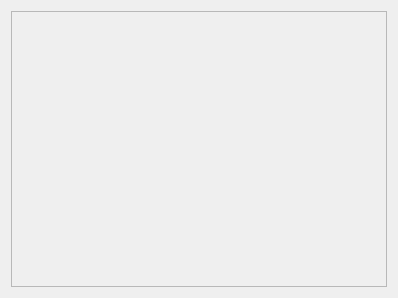
Above: src/libs/libpuppet/pose/NameMappingWidget.ui from mrdeveloperdude/OctoMY before the change. Below: the same form after it.
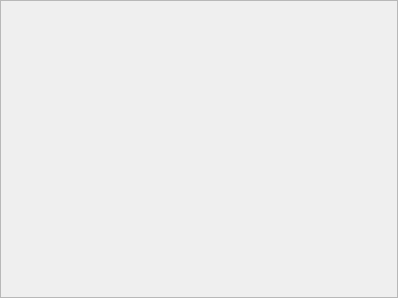
That is the form after the change. Custom widgets are drawn as their Qt base class.

```diff
--- a/src/libs/libpuppet/pose/NameMappingWidget.ui
+++ b/src/libs/libpuppet/pose/NameMappingWidget.ui
@@ -14,6 +14,18 @@
    <string>Form</string>
   </property>
   <layout class="QVBoxLayout" name="verticalLayoutNameMappingWidget">
+   <property name="leftMargin">
+    <number>0</number>
+   </property>
+   <property name="topMargin">
+    <number>0</number>
+   </property>
+   <property name="rightMargin">
+    <number>0</number>
+   </property>
+   <property name="bottomMargin">
+    <number>0</number>
+   </property>
    <item>
     <widget class="QScrollArea" name="scrollArea">
      <property name="widgetResizable">
@@ -24,11 +36,23 @@
        <rect>
         <x>0</x>
         <y>0</y>
-        <width>378</width>
-        <height>278</height>
+        <width>396</width>
+        <height>296</height>
        </rect>
       </property>
       <layout class="QVBoxLayout" name="verticalLayoutScrollAreaContent">
+       <property name="leftMargin">
+        <number>0</number>
+       </property>
+       <property name="topMargin">
+        <number>0</number>
+       </property>
+       <property name="rightMargin">
+        <number>0</number>
+       </property>
+       <property name="bottomMargin">
+        <number>0</number>
+       </property>
        <item>
         <widget class="NameMappingView" name="widgetNames" native="true">
          <property name="sizePolicy">
@@ -37,7 +61,20 @@
            <verstretch>0</verstretch>
           </sizepolicy>
          </property>
-         <layout class="QVBoxLayout" name="verticalLayoutNamesWidgetPlaceholder"/>
+         <layout class="QVBoxLayout" name="verticalLayoutNamesWidgetPlaceholder">
+          <property name="leftMargin">
+           <number>0</number>
+          </property>
+          <property name="topMargin">
+           <number>0</number>
+          </property>
+          <property name="rightMargin">
+           <number>0</number>
+          </property>
+          <property name="bottomMargin">
+           <number>0</number>
+          </property>
+         </layout>
         </widget>
        </item>
       </layout>
```
